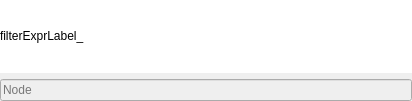
Old version of the form Viewer/src/TableFilterWidget.ui in the repository ecmwf/ecflow.
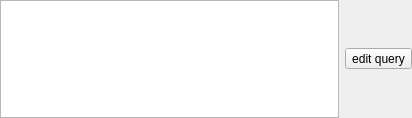
New version of the form. Custom widgets are drawn as their Qt base class.

Commit message: ecFlowUI: implement search dialogue for nodes and attributes ECFLOW-423

```diff
--- a/Viewer/src/TableFilterWidget.ui
+++ b/Viewer/src/TableFilterWidget.ui
@@ -7,122 +7,25 @@
     <x>0</x>
     <y>0</y>
     <width>412</width>
-    <height>101</height>
+    <height>118</height>
    </rect>
   </property>
   <property name="windowTitle">
    <string>Form</string>
   </property>
-  <layout class="QVBoxLayout" name="verticalLayout">
-   <property name="sizeConstraint">
-    <enum>QLayout::SetMinimumSize</enum>
-   </property>
+  <layout class="QHBoxLayout" name="horizontalLayout" stretch="1,0">
    <property name="margin">
     <number>0</number>
    </property>
    <item>
-    <layout class="QHBoxLayout" name="exprLayout_">
-     <item>
-      <widget class="QLabel" name="exprLabel_">
-       <property name="sizePolicy">
-        <sizepolicy hsizetype="Preferred" vsizetype="Preferred">
-         <horstretch>0</horstretch>
-         <verstretch>0</verstretch>
-        </sizepolicy>
-       </property>
-       <property name="palette">
-        <palette>
-         <active>
-          <colorrole role="Base">
-           <brush brushstyle="SolidPattern">
-            <color alpha="255">
-             <red>255</red>
-             <green>255</green>
-             <blue>255</blue>
-            </color>
-           </brush>
-          </colorrole>
-          <colorrole role="Window">
-           <brush brushstyle="SolidPattern">
-            <color alpha="255">
-             <red>255</red>
-             <green>255</green>
-             <blue>255</blue>
-            </color>
-           </brush>
-          </colorrole>
-         </active>
-         <inactive>
-          <colorrole role="Base">
-           <brush brushstyle="SolidPattern">
-            <color alpha="255">
-             <red>255</red>
-             <green>255</green>
-             <blue>255</blue>
-            </color>
-           </brush>
-          </colorrole>
-          <colorrole role="Window">
-           <brush brushstyle="SolidPattern">
-            <color alpha="255">
-             <red>255</red>
-             <green>255</green>
-             <blue>255</blue>
-            </color>
-           </brush>
-          </colorrole>
-         </inactive>
-         <disabled>
-          <colorrole role="Base">
-           <brush brushstyle="SolidPattern">
-            <color alpha="255">
-             <red>255</red>
-             <green>255</green>
-             <blue>255</blue>
-            </color>
-           </brush>
-          </colorrole>
-          <colorrole role="Window">
-           <brush brushstyle="SolidPattern">
-            <color alpha="255">
-             <red>255</red>
-             <green>255</green>
-             <blue>255</blue>
-            </color>
-           </brush>
-          </colorrole>
-         </disabled>
-        </palette>
-       </property>
-       <property name="autoFillBackground">
-        <bool>true</bool>
-       </property>
-       <property name="text">
-        <string>filterExprLabel_</string>
-       </property>
-       <property name="textInteractionFlags">
-        <set>Qt::LinksAccessibleByMouse|Qt::TextEditable|Qt::TextEditorInteraction|Qt::TextSelectableByKeyboard|Qt::TextSelectableByMouse</set>
-       </property>
-      </widget>
-     </item>
-    </layout>
+    <widget class="OneLineTextEdit" name="queryTe_"/>
    </item>
    <item>
-    <layout class="QHBoxLayout" name="buttonLayout_">
-     <property name="sizeConstraint">
-      <enum>QLayout::SetMinimumSize</enum>
+    <widget class="QToolButton" name="editTb_">
+     <property name="text">
+      <string>edit query</string>
      </property>
-     <item>
-      <widget class="QLineEdit" name="pathLine_">
-       <property name="enabled">
-        <bool>false</bool>
-       </property>
-       <property name="placeholderText">
-        <string>Node</string>
-       </property>
-      </widget>
-     </item>
-    </layout>
+    </widget>
    </item>
   </layout>
   <action name="actionBreadcrumbs">
@@ -148,6 +51,13 @@
    </property>
   </action>
  </widget>
+ <customwidgets>
+  <customwidget>
+   <class>OneLineTextEdit</class>
+   <extends>QPlainTextEdit</extends>
+   <header>OneLineTextEdit.hpp</header>
+  </customwidget>
+ </customwidgets>
  <resources/>
  <connections/>
 </ui>
```
The commit also changes 66 other files.
